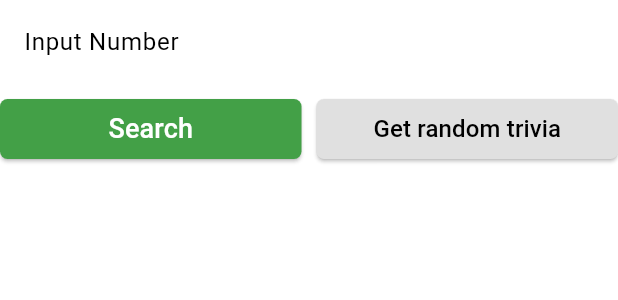
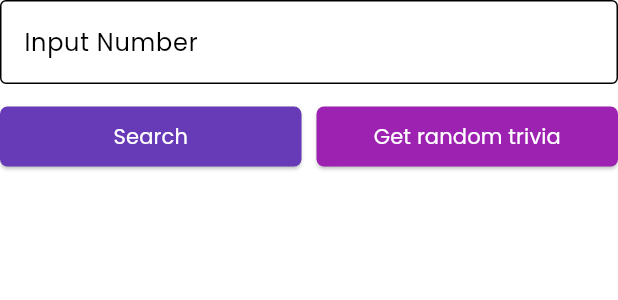
Before and after one commit to ismailelmogy/clean_architecture_tdd_course, a Flutter app: the TriviaControls widget shown alone on an empty page, opened directly, on a phone screen of 412 x 824 dp. Shown: the top 300 px of the screen. Run offline on Flutter 3.47's test engine with Material 3 defaults, Android fonts, the phone set to English and light mode, and no system bars; our stand-ins replace dartz, equatable, flutter_bloc, get_it, shared_preferences; missing offline and left inert: data_connection_checker_tv; accounts and stored records are empty; statements that could not run were skipped.

```diff
--- a/lib/features/number_trivia/presentation/screens/number_trivia_screen.dart
+++ b/lib/features/number_trivia/presentation/screens/number_trivia_screen.dart
@@ -52,6 +52,11 @@ class NumberTriviaScreen extends StatelessWidget {
               ),
               const SizedBox(height: 20),
               const TriviaControls(),
+              const SizedBox(height: 10),
+              SizedBox(
+                height: MediaQuery.of(context).size.height / 3 - 31,
+                child: Image.asset('assets/images/background.png'),
+              ),
             ],
           ),
         ),
--- a/lib/features/number_trivia/presentation/widgets/trivia_controls.dart
+++ b/lib/features/number_trivia/presentation/widgets/trivia_controls.dart
@@ -27,6 +27,7 @@ class _TriviaControlsState extends State<TriviaControls> {
           decoration: const InputDecoration(
             hintText: 'Input Number',
             border: OutlineInputBorder(),
+            enabledBorder: OutlineInputBorder(),
           ),
           onChanged: (value) {
             inputStr = value;
@@ -36,7 +37,7 @@ class _TriviaControlsState extends State<TriviaControls> {
           },
         ),
         const SizedBox(
-          height: 10,
+          height: 15,
         ),
         Row(
           children: [
@@ -46,14 +47,14 @@ class _TriviaControlsState extends State<TriviaControls> {
                 child: ElevatedButton(
                   onPressed: dispatchConcrete,
                   style: ElevatedButton.styleFrom(
-                    backgroundColor: Theme.of(context).colorScheme.secondary,
+                    backgroundColor: Colors.deepPurple,
                     shape: RoundedRectangleBorder(
                       borderRadius: BorderRadius.circular(5),
                     ),
                   ),
                   child: const Text(
                     'Search',
-                    style: TextStyle(color: Colors.white, fontSize: 18),
+                    style: TextStyle(color: Colors.white, fontSize: 14),
                   ),
                 ),
               ),
@@ -65,14 +66,14 @@ class _TriviaControlsState extends State<TriviaControls> {
                 child: ElevatedButton(
                   onPressed: dispatchRandom,
                   style: ElevatedButton.styleFrom(
-                    backgroundColor: Colors.grey[300],
+                    backgroundColor: const Color(0xff9E22B2),
                     shape: RoundedRectangleBorder(
                       borderRadius: BorderRadius.circular(5),
                     ),
                   ),
                   child: const Text(
                     'Get random trivia',
-                    style: TextStyle(color: Colors.black, fontSize: 16),
+                    style: TextStyle(color: Colors.white, fontSize: 14),
                   ),
                 ),
               ),
```
Also changed, not shown: lib/main.dart (+7 -6 lines), pubspec.yaml (+11 -0 lines), assets/fonts/Poppins-Bold.ttf (added), assets/fonts/Poppins-Regular.ttf (added), assets/images/background.png (added), assets/images/number_trivia_app.png (added), 1 other file.
